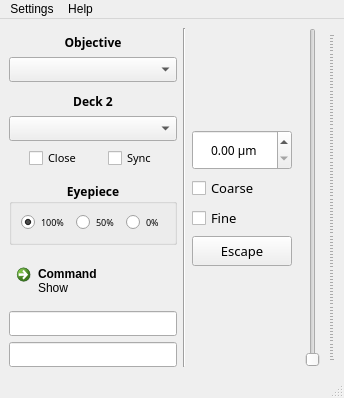
Above: gui/mainwindow.ui from ZhengyiZ/IX83-GUI-Qt before the change. Below: the same form after it.
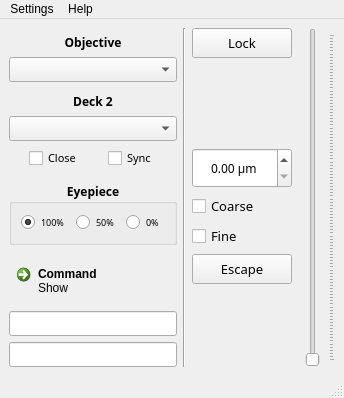
That is the form after the change.

Patch:
```diff
--- a/gui/mainwindow.ui
+++ b/gui/mainwindow.ui
@@ -428,6 +428,28 @@
      <layout class="QHBoxLayout" name="horizontalLayout_6">
       <item>
        <layout class="QVBoxLayout" name="verticalLayout_2">
+        <item>
+         <widget class="QPushButton" name="lockBtn">
+          <property name="minimumSize">
+           <size>
+            <width>0</width>
+            <height>30</height>
+           </size>
+          </property>
+          <property name="font">
+           <font>
+            <family>微软雅黑</family>
+            <pointsize>10</pointsize>
+           </font>
+          </property>
+          <property name="text">
+           <string>Lock</string>
+          </property>
+          <property name="checkable">
+           <bool>true</bool>
+          </property>
+         </widget>
+        </item>
         <item>
          <spacer name="verticalSpacer_12">
           <property name="orientation">
```
Left out of the diff: 20 changed lines with no effect on the pictures.
